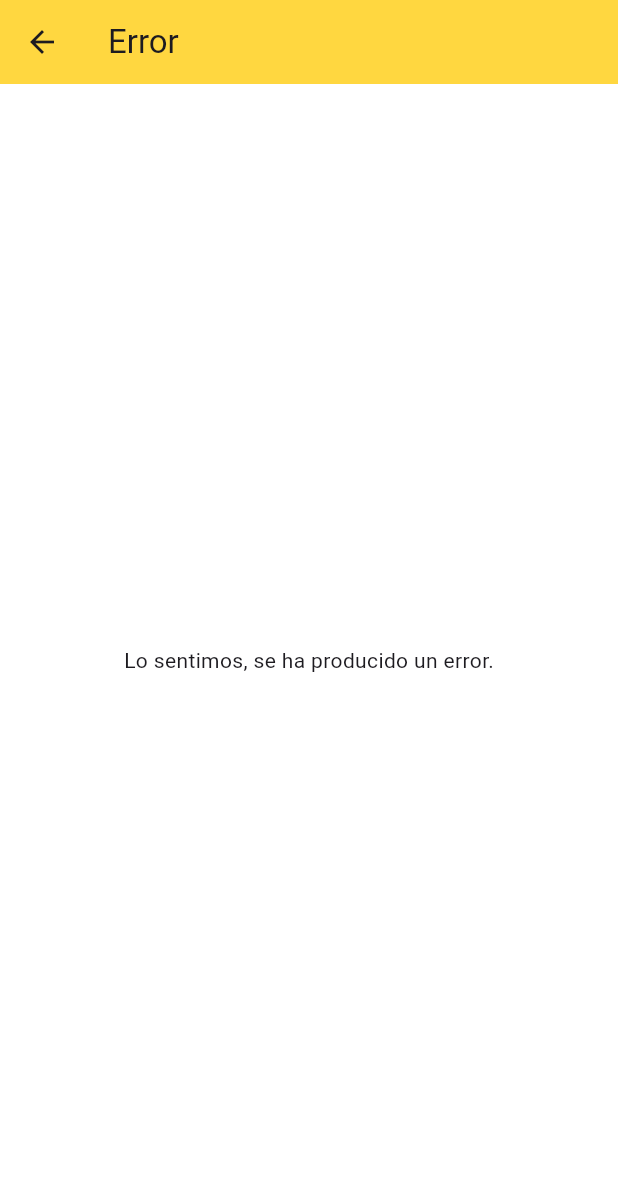
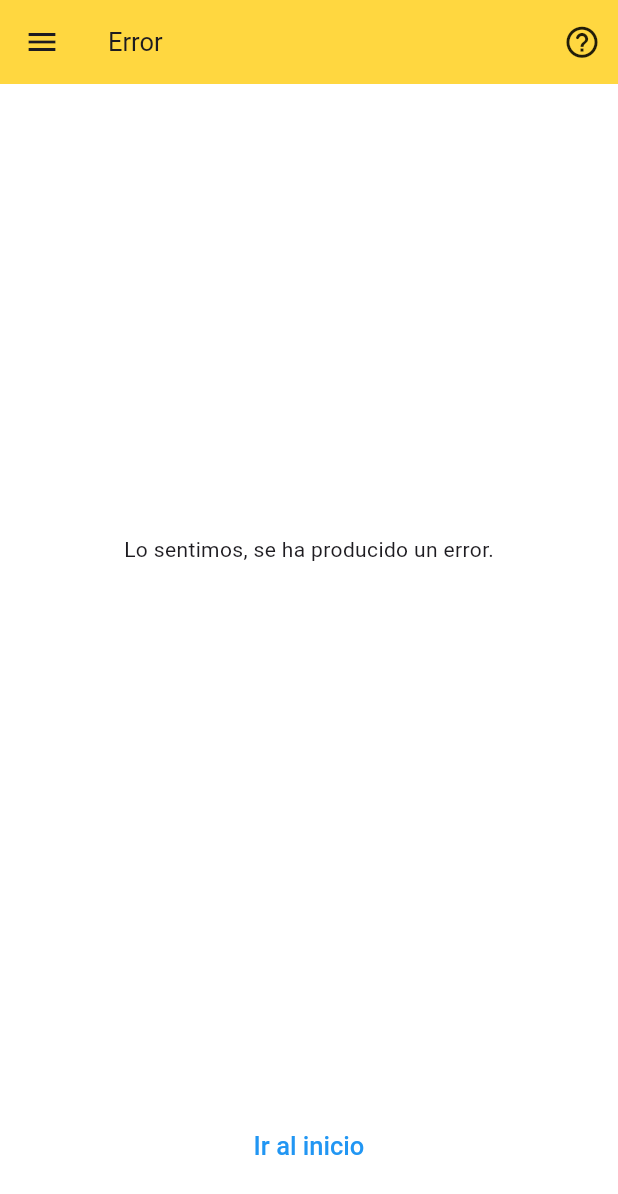
Before and after one commit to ibustosca/flutter_solemne_1, a Flutter app: the ErrorScreen screen opened directly, on a phone screen of 412 x 824 dp. Shown: the top 1194 px of the screen. Run offline on Flutter 3.47's test engine with Material 3 defaults, Android fonts, the light colour scheme and no system bars.

Commit message:
Mejora el aspecto de la pantalla Error

```diff
--- a/lib/screen/error_screen.dart
+++ b/lib/screen/error_screen.dart
@@ -1,12 +1,53 @@
 import 'package:flutter/material.dart';
+import '../widgets/widgets.dart';
+import '../utils/inputs.dart';
+import '../screen/screen.dart';
 
 class ErrorScreen extends StatelessWidget {
   const ErrorScreen({super.key});
+
   @override
   Widget build(BuildContext context) {
+    final titulo =
+        titulos.firstWhere((mapa) => mapa.containsKey('error'))['error'];
+    final enlace =
+        enlaces.firstWhere((mapa) => mapa.containsKey('ayuda'))['ayuda'];
+
     return Scaffold(
-      appBar: AppBar(title: const Text('Error')),
-      body: const Center(child: Text('Lo sentimos, se ha producido un error.')),
+      appBar: ContainerAppBar(titulo: titulo, ayudaUrl: enlace),
+      body: Container(
+        margin: const EdgeInsets.only(top: 300),
+        child: Column(
+          children: [
+            Center(child: Text('Lo sentimos, se ha producido un error.')),
+          ],
+        ),
+      ),
+      bottomNavigationBar: Container(
+        color: Colors.white,
+        padding: const EdgeInsets.only(left: 15, right: 15, bottom: 30),
+        child: Padding(
+          padding: const EdgeInsets.only(
+            top: 30,
+            left: 15,
+            right: 15,
+            bottom: 20,
+          ),
+          child: ContainerLinkText(
+            texto: 'Ir al inicio',
+            top: 0,
+            size: 17.0,
+            onTap: () {
+              Navigator.push(
+                context,
+                MaterialPageRoute(
+                  builder: (context) => VerificationOptionsScreen(),
+                ),
+              );
+            },
+          ),
+        ),
+      ),
     );
   }
 }
--- a/lib/screen/insert_money_screen.dart
+++ b/lib/screen/insert_money_screen.dart
@@ -1,6 +1,5 @@
 import 'package:flutter/material.dart';
 import '../widgets/widgets.dart';
-import '../utils/url_launcher.dart';
 import '../utils/inputs.dart';
 import '../screen/screen.dart';
 
--- a/lib/utils/inputs.dart
+++ b/lib/utils/inputs.dart
@@ -22,6 +22,7 @@ const List<Map<String, String>> titulos = [
   {"insertMoney": "Cuánto dinero quieres retirar?"},
   {"checkData": "Revisa si está todo bien"},
   {"done": "Listo! Los \$"},
+  {"error": "Error"},
 ];
 
 const List<Map<String, String>> enlaces = [
@@ -91,3 +92,7 @@ const List<Map<String, String>> receiver = [
   {"tituloCuenta": "Cuenta Vista - Número de cuenta"},
   {"cuenta": "13676575"},
 ];
+
+const List<Map<String, dynamic>> error = [
+  {"icono": Icons.error_outline},
+];
```
